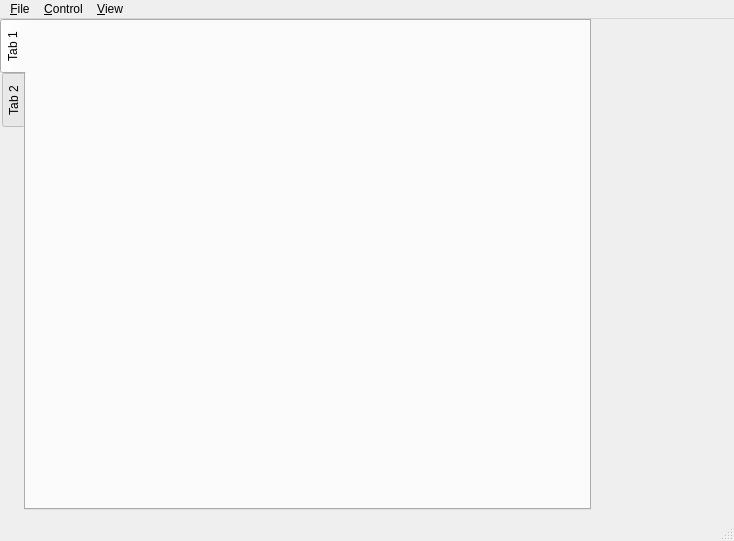
Old version of the form source/cg-sandbox/ui/Viewer.ui in the repository hpicgs/cg-sandbox.
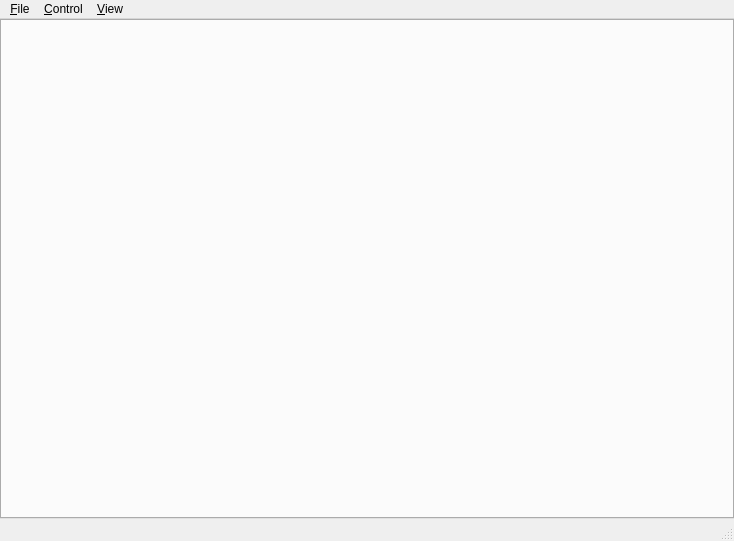
New version of the form.

Commit message: Work on Canvas, Painter and Viewer

```diff
--- a/source/cg-sandbox/ui/Viewer.ui
+++ b/source/cg-sandbox/ui/Viewer.ui
@@ -14,14 +14,35 @@
    <string/>
   </property>
   <widget class="QWidget" name="centralwidget">
+   <layout class="QVBoxLayout" name="verticalLayout">
+    <property name="spacing">
+     <number>0</number>
+    </property>
+    <property name="leftMargin">
+     <number>0</number>
+    </property>
+    <property name="topMargin">
+     <number>0</number>
+    </property>
+    <property name="rightMargin">
+     <number>0</number>
+    </property>
+    <property name="bottomMargin">
+     <number>0</number>
+    </property>
+    <item>
    <widget class="QTabWidget" name="canvasSelection">
-    <property name="geometry">
-     <rect>
-      <x>0</x>
-      <y>0</y>
-      <width>591</width>
-      <height>491</height>
-     </rect>
+      <property name="sizePolicy">
+       <sizepolicy hsizetype="Expanding" vsizetype="Expanding">
+        <horstretch>1</horstretch>
+        <verstretch>1</verstretch>
+       </sizepolicy>
+      </property>
+      <property name="sizeIncrement">
+       <size>
+        <width>0</width>
+        <height>0</height>
+       </size>
     </property>
     <property name="tabPosition">
      <enum>QTabWidget::West</enum>
@@ -50,17 +71,9 @@
     <property name="tabsClosable">
      <bool>false</bool>
     </property>
-    <widget class="QWidget" name="tab">
-     <attribute name="title">
-      <string>Tab 1</string>
-     </attribute>
-    </widget>
-    <widget class="QWidget" name="tab_2">
-     <attribute name="title">
-      <string>Tab 2</string>
-     </attribute>
-    </widget>
-   </widget>
+     </widget>
+    </item>
+   </layout>
   </widget>
   <widget class="QMenuBar" name="menubar">
    <property name="geometry">
```
Left out of the diff: 2 changed lines with no effect on the pictures. Lines whose indentation alone changed are shown as unchanged. The commit also changes 35 other files.
